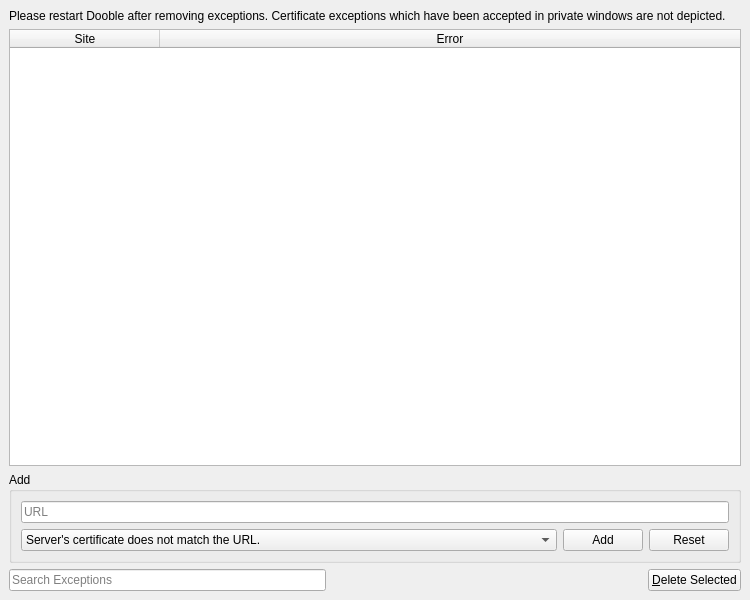
Qt form 2.x/UI/dooble_certificate_exceptions.ui (textbrowser/dooble) before a commit.
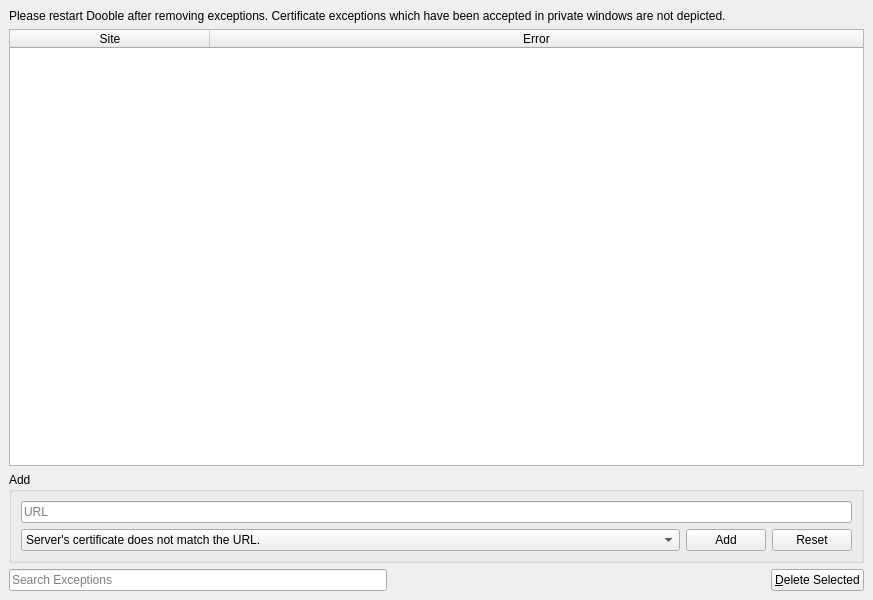
The same form after that commit. Icons and pictures are not drawn. Custom widgets are drawn as their Qt base class.

Commit message: Column widths. New widgets.

```diff
--- a/2.x/UI/dooble_certificate_exceptions.ui
+++ b/2.x/UI/dooble_certificate_exceptions.ui
@@ -6,7 +6,7 @@
    <rect>
     <x>0</x>
     <y>0</y>
-    <width>750</width>
+    <width>873</width>
     <height>600</height>
    </rect>
   </property>
@@ -50,7 +50,7 @@
        <number>150</number>
       </attribute>
       <attribute name="horizontalHeaderDefaultSectionSize">
-       <number>150</number>
+       <number>200</number>
       </attribute>
       <attribute name="horizontalHeaderStretchLastSection">
        <bool>true</bool>
```
The commit also changes 5 other files.
